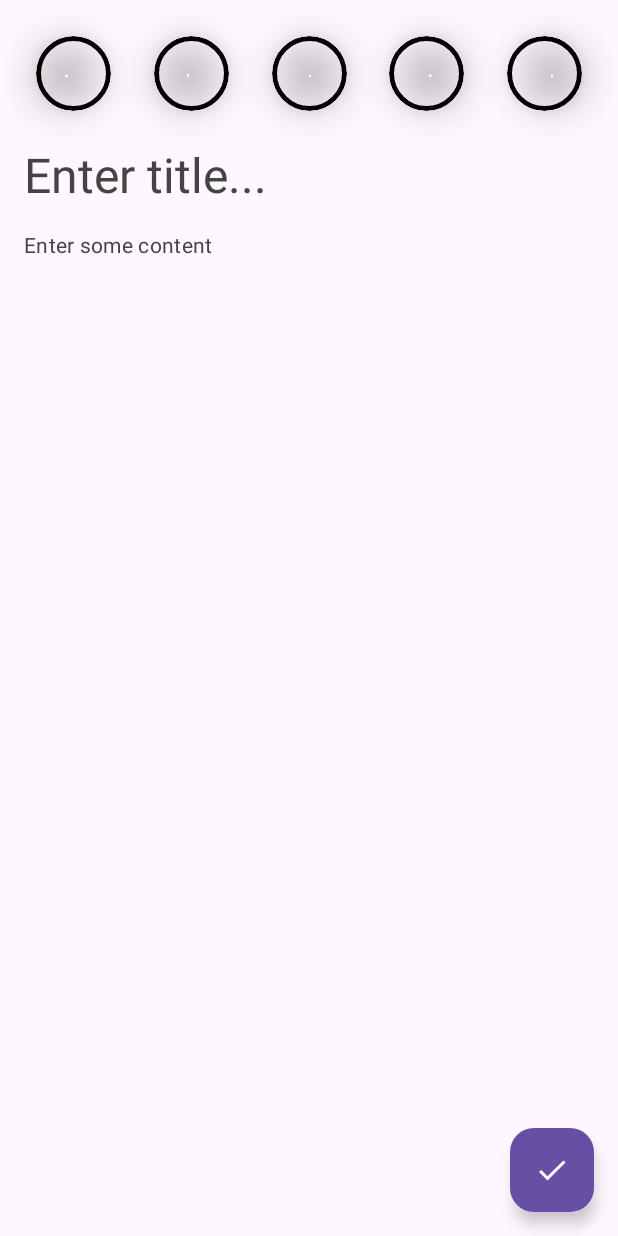
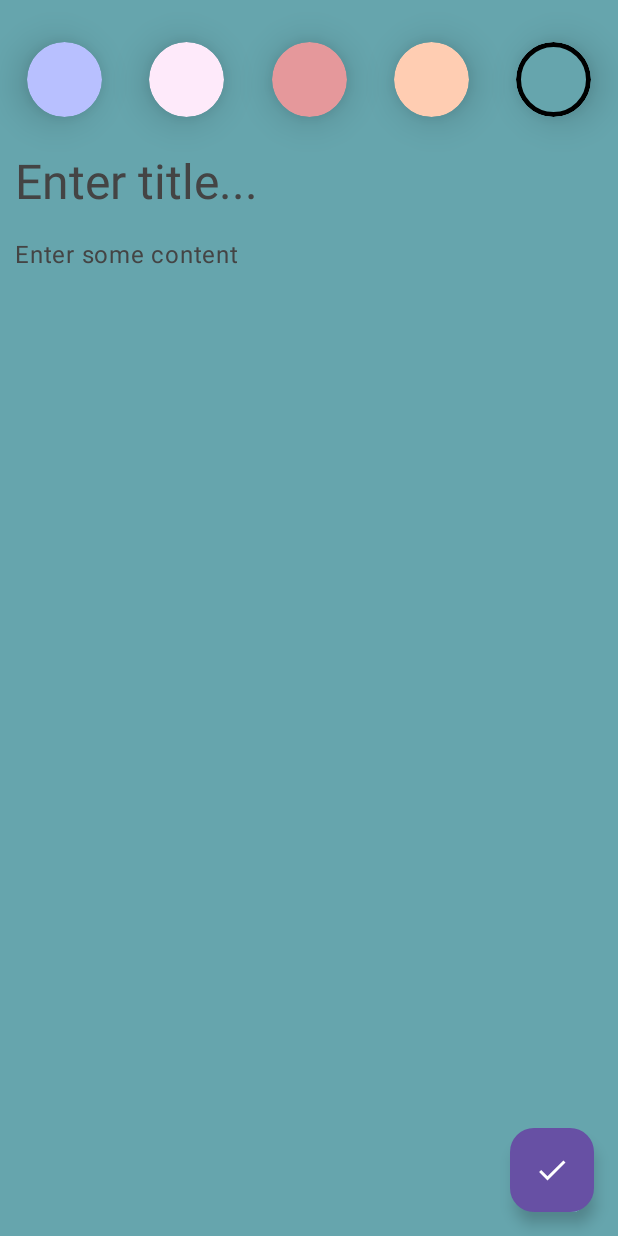
Before and after one commit to devggaurav/NoteTakerApp-CMP, an Android app built with Jetpack Compose: the composable AddEditNoteScreen called with empty values, on a phone screen of 412 x 824 dp. Run offline under Robolectric (Android 15) with nearby library versions, the phone set to English and light mode, and no system bars; our stand-ins replace Voyager; libraries missing offline, so code that uses them is left out: io.realm.kotlin, org.mongodb.kbson, ui.theme.errorDarkMediumContrast, ui.theme.inversePrimaryLight, ui.theme.outlineDarkHighContrast and 1 more; 6 statements that could not run were skipped.

Commit message:
updated UI

```diff
--- a/composeApp/src/androidMain/kotlin/Platform.android.kt
+++ b/composeApp/src/androidMain/kotlin/Platform.android.kt
@@ -1,7 +1,8 @@
 import android.os.Build
 
 class AndroidPlatform : Platform {
-    override val name: String = "Android ${Build.VERSION.SDK_INT}"
+    override val isAndroid: Boolean
+        get() = true
 }
 
 actual fun getPlatform(): Platform = AndroidPlatform()
--- a/composeApp/src/commonMain/kotlin/Greeting.kt
+++ b/composeApp/src/commonMain/kotlin/Greeting.kt
@@ -2,6 +2,6 @@ class Greeting {
     private val platform = getPlatform()
 
     fun greet(): String {
-        return "Hello, ${platform.name}!"
+        return "Hello, ${platform.isAndroid}!"
     }
 }
--- a/composeApp/src/commonMain/kotlin/Platform.kt
+++ b/composeApp/src/commonMain/kotlin/Platform.kt
@@ -1,5 +1,5 @@
 interface Platform {
-    val name: String
+    val isAndroid: Boolean
 }
 
 expect fun getPlatform(): Platform
--- a/composeApp/src/commonMain/kotlin/presentation/HomeScreen.kt
+++ b/composeApp/src/commonMain/kotlin/presentation/HomeScreen.kt
@@ -96,7 +96,7 @@ class HomeScreen : Screen {
                 )
             ) {
                 Row(
-                    modifier = Modifier.fillMaxWidth(),
+                    modifier = Modifier.fillMaxWidth().padding(top = 10.dp),
                     horizontalArrangement = Arrangement.SpaceBetween,
                     verticalAlignment = Alignment.CenterVertically
                 ) {
--- a/composeApp/src/commonMain/kotlin/presentation/add_edit_note/AddEditNoteScreen.kt
+++ b/composeApp/src/commonMain/kotlin/presentation/add_edit_note/AddEditNoteScreen.kt
@@ -41,6 +41,7 @@ import cafe.adriel.voyager.koin.getScreenModel
 import cafe.adriel.voyager.navigator.LocalNavigator
 import cafe.adriel.voyager.navigator.currentOrThrow
 import domain.model.Note
+import getPlatform
 import kotlinx.coroutines.flow.collectLatest
 import kotlinx.coroutines.launch
 import presentation.NotesViewModel
@@ -110,10 +111,17 @@ data class AddEditNoteScreen(val note: Note?) : Screen {
             snackbarHost = { SnackbarHost(scaffoldState) }
 
 
-        ) {
+        ) { paddingValues ->
+            val topPadding =
+                if (getPlatform().isAndroid) paddingValues.calculateTopPadding() + 20.dp else paddingValues.calculateTopPadding()
             Column(
                 modifier = Modifier.fillMaxSize().background(noteBackGroundAnimatable.value)
-                    .padding(16.dp)
+                    .padding(
+                        top = topPadding,
+                        bottom = paddingValues.calculateBottomPadding(),
+                        start = 10.dp,
+                        end = 10.dp
+                    )
             ) {
 
                 Row(
@@ -178,7 +186,7 @@ data class AddEditNoteScreen(val note: Note?) : Screen {
                         viewModel.onEvent(AddEditNoteEvent.ChangeContentFocus(it))
                     },
                     isHintVisible = contentState.isHintVisible,
-                    textStyle = MaterialTheme.typography.bodyMedium,
+                    textStyle = MaterialTheme.typography.bodyLarge,
                     modifier = Modifier.fillMaxWidth()
 
                 )
--- a/composeApp/src/commonMain/kotlin/presentation/homeComponent/NoteItem.kt
+++ b/composeApp/src/commonMain/kotlin/presentation/homeComponent/NoteItem.kt
@@ -27,6 +27,8 @@ import androidx.compose.ui.unit.Dp
 import androidx.compose.ui.unit.dp
 import domain.model.Note
 import kotlinproject.composeapp.generated.resources.Kalam_Regular
+import kotlinproject.composeapp.generated.resources.Mukta_Bold
+import kotlinproject.composeapp.generated.resources.Mukta_Regular
 import kotlinproject.composeapp.generated.resources.PTSans_Bold
 import kotlinproject.composeapp.generated.resources.PTSans_Italic
 import kotlinproject.composeapp.generated.resources.Res
@@ -87,7 +89,7 @@ fun NoteItem(
                 color = MaterialTheme.colorScheme.onSurface,
                 maxLines = 1,
                 overflow = TextOverflow.Ellipsis,
-                fontFamily = getFonts(Res.font.PTSans_Italic)
+                fontFamily = getFonts(Res.font.PTSans_Bold)
             )
             Spacer(modifier = Modifier.height(8.dp))
             Text(
@@ -96,7 +98,7 @@ fun NoteItem(
                 color = MaterialTheme.colorScheme.onSurface,
                 maxLines = 10,
                 overflow = TextOverflow.Ellipsis,
-                fontFamily = getFonts(Res.font.Kalam_Regular)
+                fontFamily = getFonts(Res.font.Mukta_Regular)
             )
 
         }
```
Also changed, not shown: composeApp/src/androidMain/kotlin/com/gc/notesppkmp/MainActivity.kt (+23 -0 lines), composeApp/src/commonMain/kotlin/domain/model/Note.kt (+5 -6 lines), 2 other files.
